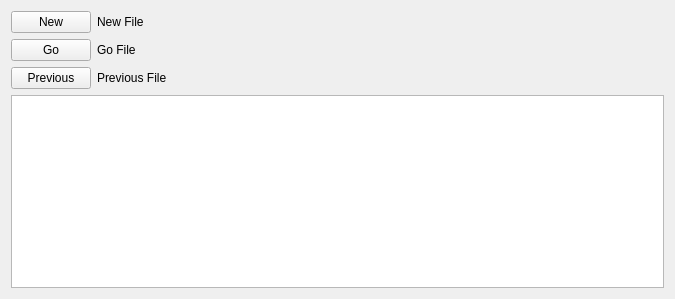
The window that demoUI_Form.ui (Zupp30/NCKH) describes before a commit, drawn with Qt 5.
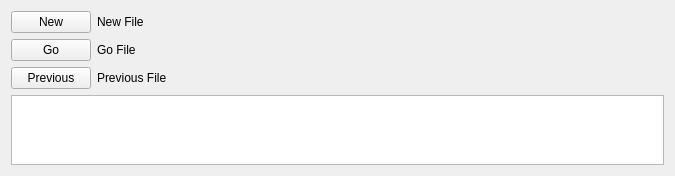
The same window after the commit.

What changed in the file:
```diff
--- a/demoUI_Form.ui
+++ b/demoUI_Form.ui
@@ -7,7 +7,7 @@
     <x>0</x>
     <y>0</y>
     <width>675</width>
-    <height>299</height>
+    <height>129</height>
    </rect>
   </property>
   <property name="windowTitle">
@@ -56,8 +56,8 @@
      </property>
     </widget>
    </item>
-   <item row="4" column="0" colspan="2">
-    <widget class="QListWidget" name="listWidget"/>
+   <item row="3" column="0" colspan="2">
+    <widget class="QTextBrowser" name="Output"/>
    </item>
   </layout>
  </widget>
```
